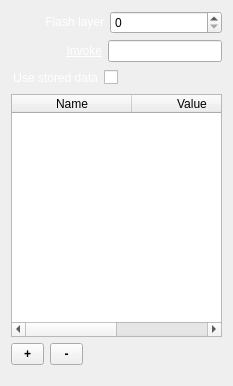
Above: trunk/Widgets/Inspector/InspectorTemplateWidget.ui from cambell-prince/casparcg-client before the change. Below: the same form after it.
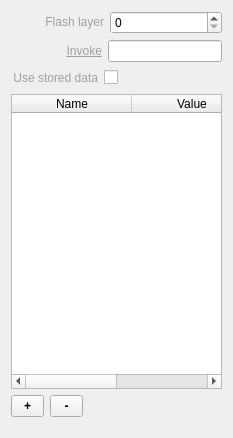
That is the form after the change.

Patch:
```diff
--- a/trunk/Widgets/Inspector/InspectorTemplateWidget.ui
+++ b/trunk/Widgets/Inspector/InspectorTemplateWidget.ui
@@ -7,7 +7,7 @@
     <x>0</x>
     <y>0</y>
     <width>233</width>
-    <height>386</height>
+    <height>438</height>
    </rect>
   </property>
   <property name="sizePolicy">
@@ -19,7 +19,7 @@
   <property name="minimumSize">
    <size>
     <width>0</width>
-    <height>386</height>
+    <height>438</height>
    </size>
   </property>
   <layout class="QVBoxLayout" name="verticalLayout">
@@ -44,7 +44,7 @@
      <item>
       <widget class="QLabel" name="labelFlashlayer">
        <property name="text">
-        <string>&lt;a href=&quot;Flash layer&quot; style=&quot;color: white;&quot;&gt;Flash layer&lt;/a&gt;</string>
+        <string>&lt;a href=&quot;Flash layer&quot; style=&quot;color: #A0A0A0;&quot;&gt;Flash layer&lt;/a&gt;</string>
        </property>
        <property name="alignment">
         <set>Qt::AlignRight|Qt::AlignTrailing|Qt::AlignVCenter</set>
@@ -90,7 +90,7 @@
      <item>
       <widget class="QLabel" name="labelInvoke">
        <property name="text">
-        <string>&lt;a href=&quot;Invoke&quot; style=&quot;color: white;&quot;&gt;Invoke&lt;/a&gt;</string>
+        <string>&lt;a href=&quot;Invoke&quot; style=&quot;color: #A0A0A0;&quot;&gt;Invoke&lt;/a&gt;</string>
        </property>
        <property name="alignment">
         <set>Qt::AlignRight|Qt::AlignTrailing|Qt::AlignVCenter</set>
@@ -127,7 +127,7 @@
      <item>
       <widget class="QLabel" name="labelUseStoredData">
        <property name="text">
-        <string>&lt;a href=&quot;Use stored data&quot; style=&quot;color: white;&quot;&gt;Use stored data&lt;/a&gt;</string>
+        <string>&lt;a href=&quot;Use stored data&quot; style=&quot;color: #A0A0A0;&quot;&gt;Use stored data&lt;/a&gt;</string>
        </property>
        <property name="alignment">
         <set>Qt::AlignRight|Qt::AlignTrailing|Qt::AlignVCenter</set>
```
